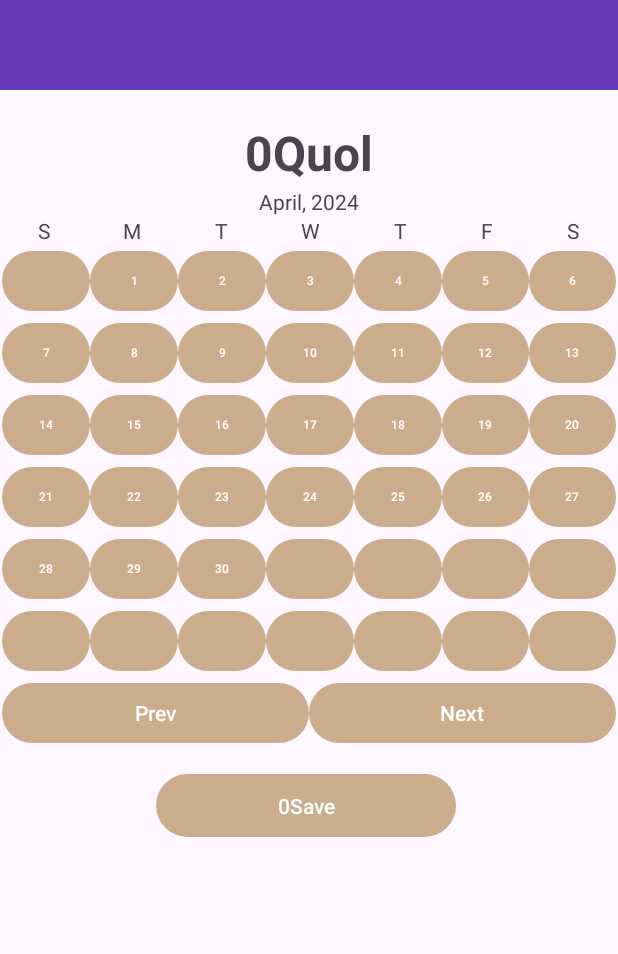
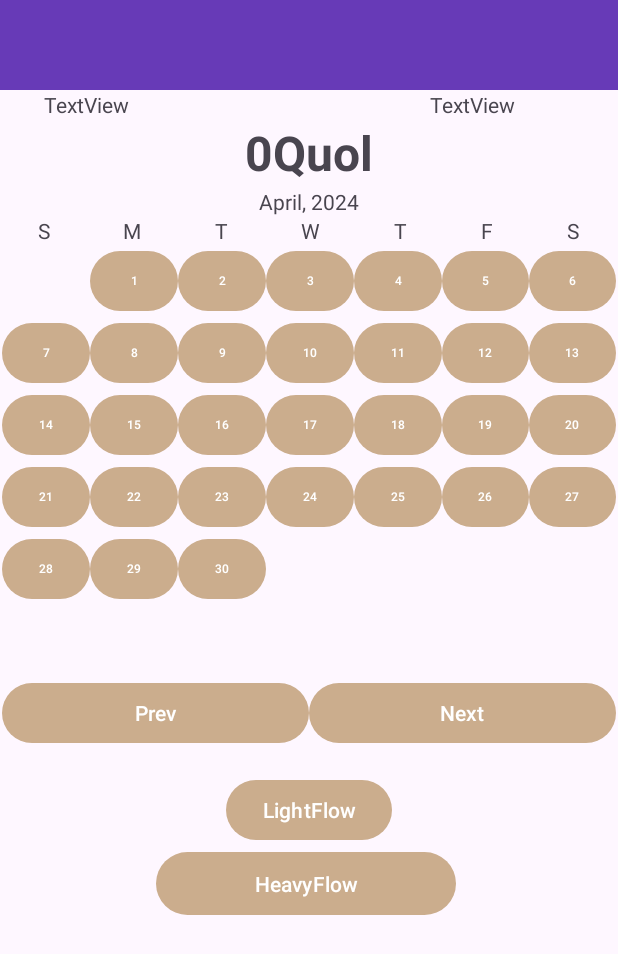
Before and after one commit to villamorbudz/Quol, an Android app: the HomePage screen opened directly, with no data from a screen before it, on a phone screen of 412 x 824 dp. Shown: the top 954 px of the screen. Run offline under Robolectric (Android 15) with nearby library versions, the light colour scheme and no system bars.

Commit message:
Implemented Statuses

```diff
--- a/app/src/main/java/com/example/quol/HomePage.java
+++ b/app/src/main/java/com/example/quol/HomePage.java
@@ -4,6 +4,7 @@ import androidx.annotation.NonNull;
 import androidx.appcompat.app.AppCompatActivity;
 
 import android.app.DatePickerDialog;
+import android.graphics.Color;
 import android.os.Bundle;
 import android.view.View;
 import android.widget.Button;
@@ -16,7 +17,9 @@ import java.util.ArrayList;
 import java.util.Calendar;
 import java.util.Date;
 import java.util.GregorianCalendar;
+import java.util.HashMap;
 import java.util.Locale;
+import java.util.Map;
 import java.util.Objects;
 
 public class HomePage extends AppCompatActivity {
@@ -32,6 +35,12 @@ public class HomePage extends AppCompatActivity {
     int CurrMonth;
     int CurrYear;
     int CurrDay;
+    int DayOffset;
+    public final String[] Statuses = {"None","Light","Heavy"};
+
+    // Year -> Month -> Day -> Status
+    HashMap<Integer,HashMap<Integer,HashMap<Integer,Integer>>> YearHash;
+    HashMap<Integer,Integer> FinalDayHash;
 
     @Override
     protected void onCreate(Bundle savedInstanceState) {
@@ -43,6 +52,7 @@ public class HomePage extends AppCompatActivity {
 
         baseButtons = new ArrayList<>();
         dayButtons = new ArrayList<>();
+
 
 
         baseButtons.add((Button) findViewById(R.id.D1));
@@ -88,10 +98,21 @@ public class HomePage extends AppCompatActivity {
         baseButtons.add((Button) findViewById(R.id.D41));
         baseButtons.add((Button) findViewById(R.id.D42));
 
+        for(int x = 0;x<baseButtons.size();x++){
+            int finalX = x;
+            baseButtons.get(x).setOnClickListener(new View.OnClickListener() {
+                @Override
+                public void onClick(View v) {
+                    setSelectedDate(finalX);
+                }
+            });
+        }
+
         Calendar cd = Calendar.getInstance();
         CurrYear = cd.get(Calendar.YEAR);
         CurrMonth = cd.get(Calendar.MONTH);
         CurrDay = cd.get(Calendar.DATE);
+        YearHash = new HashMap<>();
         moveMonth(CurrYear,CurrMonth);
 
         Button nextMonth = (Button)findViewById(R.id.NextMonthBtn);
@@ -111,6 +132,20 @@ public class HomePage extends AppCompatActivity {
             }
         });
 
+        Button Heavybtn = (Button) findViewById(R.id.saveBtn);
+        Button Lightbtn = (Button) findViewById(R.id.LightFlowbtn);
+        Heavybtn.setOnClickListener(new View.OnClickListener() {
+            @Override
+            public void onClick(View v) {
+                setStatus(CurrYear,CurrMonth,CurrDay,2);
+            }
+        });
+        Lightbtn.setOnClickListener(new View.OnClickListener() {
+            @Override
+            public void onClick(View v) {
+                setStatus(CurrYear,CurrMonth,CurrDay,1);
+            }
+        });
     }
 
     private void moveMonth(int Year,int Month){
@@ -120,21 +155,39 @@ public class HomePage extends AppCompatActivity {
                 "July", "August", "September", "October", "November", "December"
         };
         MYText.setText(MonthsString[Month] + ", " + Year );
+        FinalDayHash = getStatus(Year,Month);
 
         Calendar cal = new GregorianCalendar(Year,Month,1);
         int startdayinWeek = cal.get(Calendar.DAY_OF_WEEK);
+        DayOffset = startdayinWeek;
         int daysInMonth = cal.getActualMaximum(Calendar.DAY_OF_MONTH);
         for(Button btn: baseButtons){
             btn.setText("");
+            btn.setVisibility(View.INVISIBLE);
+            btn.setEnabled(false);
         }
         dayButtons = new ArrayList<>();
         for(int x=0;x<daysInMonth;x++){
             dayButtons.add(baseButtons.get(startdayinWeek+x-1));
             System.out.println(x);
         }
+        Color[] Pallete = new Color[]{Color.valueOf(Color.RED), Color.valueOf(Color.BLUE)};
         for(int x=0;x<daysInMonth;x++){
             Button btn = dayButtons.get(x);
             btn.setText(Integer.toString(x+1));
+
+            btn.setVisibility(View.VISIBLE);
+            btn.setEnabled(true);
+            // CHANGE PALETE HERE INPLACE
+            /**
+             *
+             *
+             *
+             *
+             *
+             *
+             *
+             * **/
         }
         System.out.println("Done");
     }
@@ -152,4 +205,35 @@ public class HomePage extends AppCompatActivity {
         moveMonth(CurrYear,CurrMonth);
     }
 
+    private void setStatus(int Year,int Month,int Day,int Status){
+        FinalDayHash = getStatus(Year,Month);
+        if(FinalDayHash.containsKey(Day)){
+            FinalDayHash.replace(Day,Status);
+        }else{
+            FinalDayHash.put(Day,Status);
+        }
+        setSelectedDate(Day+DayOffset-2);
+        System.out.println("Done");
+    }
+    private HashMap<Integer,Integer> getStatus(int Year,int Month){
+        if(!YearHash.containsKey(Year)){
+            HashMap<Integer,HashMap<Integer,Integer>> Monthhash = new HashMap<>();
+            YearHash.put(Year,Monthhash);
+        }
+        HashMap<Integer,HashMap<Integer,Integer>> MonthHash = YearHash.get(Year);
+        if(!MonthHash.containsKey(Month)){
+            HashMap<Integer,Integer> DayHash = new HashMap<>();
+            MonthHash.put(Month,DayHash);
+        }
+        return MonthHash.get(Month);
+    }
+    private void setSelectedDate(int Date){
+        CurrDay = Date - (DayOffset-2);
+        TextView SelectedText = (TextView) findViewById(R.id.tvDay);
+        TextView DayStatus = (TextView) findViewById(R.id.tvStatus);
+        SelectedText.setText(Integer.toString(CurrDay));
+        int Status = FinalDayHash.getOrDefault(CurrDay,0);
+        DayStatus.setText(Statuses[Status]);
+    }
+
 }
--- a/app/src/main/res/layout/activity_home_page.xml
+++ b/app/src/main/res/layout/activity_home_page.xml
@@ -17,7 +17,7 @@
 
         <androidx.constraintlayout.widget.ConstraintLayout
             android:layout_width="match_parent"
-            android:layout_height="wrap_content">
+            android:layout_height="match_parent">
 
             <TextView
                 android:id="@+id/titleText"
@@ -37,7 +37,7 @@
                 android:layout_width="200dp"
                 android:layout_height="50dp"
                 android:layout_marginStart="104dp"
-                android:text="0Save"
+                android:text="HeavyFlow"
                 app:layout_constraintBottom_toBottomOf="parent"
                 app:layout_constraintStart_toStartOf="parent" />
 
@@ -532,6 +532,38 @@
 
             </LinearLayout>
 
+            <Button
+                android:id="@+id/LightFlowbtn"
+                android:layout_width="wrap_content"
+                android:layout_height="wrap_content"
+                android:layout_marginTop="4dp"
+                android:text="LightFlow"
+                app:layout_constraintBottom_toTopOf="@+id/saveBtn"
+                app:layout_constraintEnd_toEndOf="parent"
+                app:layout_constraintStart_toStartOf="parent"
+                app:layout_constraintTop_toBottomOf="@+id/linearLayout"
+                app:layout_constraintVertical_bias="0.0" />
+
+            <TextView
+                android:id="@+id/tvDay"
+                android:layout_width="96dp"
+                android:layout_height="27dp"
+                android:text="TextView"
+                app:layout_constraintEnd_toEndOf="parent"
+                app:layout_constraintHorizontal_bias="0.857"
+                app:layout_constraintStart_toEndOf="@+id/tvStatus"
+                tools:layout_editor_absoluteY="467dp" />
+
+            <TextView
+                android:id="@+id/tvStatus"
+                android:layout_width="82dp"
+                android:layout_height="29dp"
+                android:text="TextView"
+                app:layout_constraintEnd_toEndOf="@+id/LightFlowbtn"
+                app:layout_constraintHorizontal_bias="0.162"
+                app:layout_constraintStart_toStartOf="parent"
+                tools:layout_editor_absoluteY="465dp" />
+
         </androidx.constraintlayout.widget.ConstraintLayout>
     </ScrollView>
 
```
